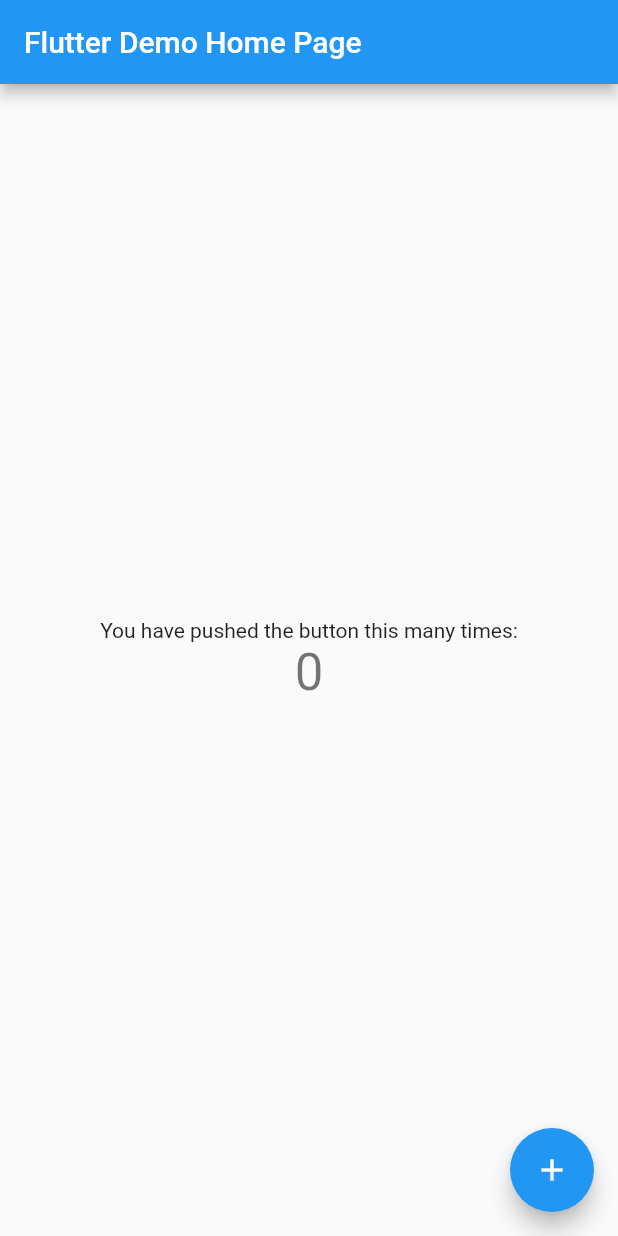
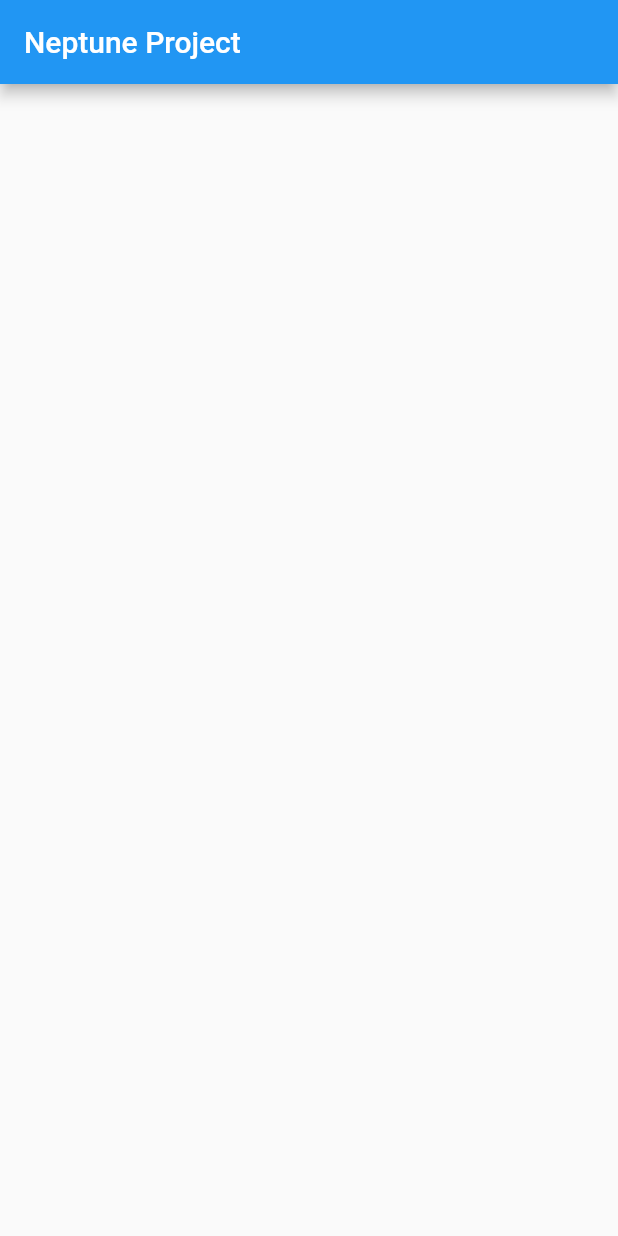
Before and after one commit to hurgoon/neptuneProject, a Flutter app: the screen it shows after launch, on a phone screen of 412 x 824 dp. Run offline on Flutter 3.47's test engine with Material 2 defaults, Android fonts, the phone set to English and light mode, and no system bars; our stand-ins replace firebase_core; accounts and stored records are empty.

Commit message:
1) flutterfire installed

```diff
--- a/lib/main.dart
+++ b/lib/main.dart
@@ -1,6 +1,13 @@
+import 'package:firebase_core/firebase_core.dart';
 import 'package:flutter/material.dart';
+import 'firebase_options.dart';
 
-void main() {
+Future<void> main() async {
+  WidgetsFlutterBinding.ensureInitialized();
+  await Firebase.initializeApp(
+    options: DefaultFirebaseOptions.currentPlatform,
+  );
+
   runApp(const MyApp());
 }
 
@@ -11,95 +18,22 @@
   Widget build(BuildContext context) {
     return MaterialApp(
       title: 'Flutter Demo',
-      theme: ThemeData(
-        // This is the theme of your application.
-        //
-        // Try running your application with "flutter run". You'll see the
-        // application has a blue toolbar. Then, without quitting the app, try
-        // changing the primarySwatch below to Colors.green and then invoke
-        // "hot reload" (press "r" in the console where you ran "flutter run",
-        // or simply save your changes to "hot reload" in a Flutter IDE).
-        // Notice that the counter didn't reset back to zero; the application
-        // is not restarted.
-        primarySwatch: Colors.blue,
-      ),
-      home: const MyHomePage(title: 'Flutter Demo Home Page'),
+      theme: ThemeData(primarySwatch: Colors.blue),
+      home: const MyHomePage(),
     );
   }
 }
 
-class MyHomePage extends StatefulWidget {
-  const MyHomePage({Key? key, required this.title}) : super(key: key);
-
-  final String title;
-
-  @override
-  State<MyHomePage> createState() => _MyHomePageState();
-}
-
-class _MyHomePageState extends State<MyHomePage> {
-  int _counter = 0;
-
-  void _incrementCounter() {
-    setState(() {
-      // This call to setState tells the Flutter framework that something has
-      // changed in this State, which causes it to rerun the build method below
-      // so that the display can reflect the updated values. If we changed
-      // _counter without calling setState(), then the build method would not be
-      // called again, and so nothing would appear to happen.
-      _counter++;
-    });
-  }
+class MyHomePage extends StatelessWidget {
+  const MyHomePage({Key? key}) : super(key: key);
 
   @override
   Widget build(BuildContext context) {
-    // This method is rerun every time setState is called, for instance as done
-    // by the _incrementCounter method above.
-    //
-    // The Flutter framework has been optimized to make rerunning build methods
-    // fast, so that you can just rebuild anything that needs updating rather
-    // than having to individually change instances of widgets.
     return Scaffold(
       appBar: AppBar(
-        // Here we take the value from the MyHomePage object that was created by
-        // the App.build method, and use it to set our appbar title.
-        title: Text(widget.title),
+        title: Text('Neptune Project'),
       ),
-      body: Center(
-        // Center is a layout widget. It takes a single child and positions it
-        // in the middle of the parent.
-        child: Column(
-          // Column is also a layout widget. It takes a list of children and
-          // arranges them vertically. By default, it sizes itself to fit its
-          // children horizontally, and tries to be as tall as its parent.
-          //
-          // Invoke "debug painting" (press "p" in the console, choose the
-          // "Toggle Debug Paint" action from the Flutter Inspector in Android
-          // Studio, or the "Toggle Debug Paint" command in Visual Studio Code)
-          // to see the wireframe for each widget.
-          //
-          // Column has various properties to control how it sizes itself and
-          // how it positions its children. Here we use mainAxisAlignment to
-          // center the children vertically; the main axis here is the vertical
-          // axis because Columns are vertical (the cross axis would be
-          // horizontal).
-          mainAxisAlignment: MainAxisAlignment.center,
-          children: <Widget>[
-            const Text(
-              'You have pushed the button this many times:',
-            ),
-            Text(
-              '$_counter',
-              style: Theme.of(context).textTheme.headline4,
-            ),
-          ],
-        ),
-      ),
-      floatingActionButton: FloatingActionButton(
-        onPressed: _incrementCounter,
-        tooltip: 'Increment',
-        child: const Icon(Icons.add),
-      ), // This trailing comma makes auto-formatting nicer for build methods.
+      body: Center(),
     );
   }
 }
```
Also changed, not shown: pubspec.yaml (+2 -22 lines), lib/firebase_options.dart (added), pubspec.lock, 11 other files.
